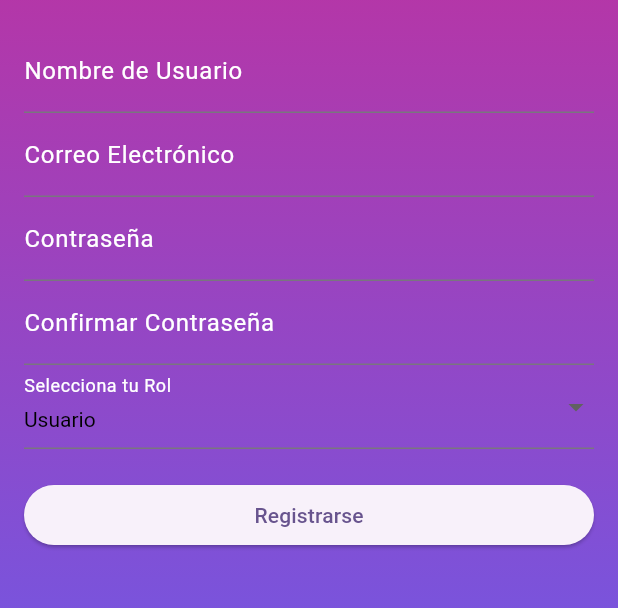
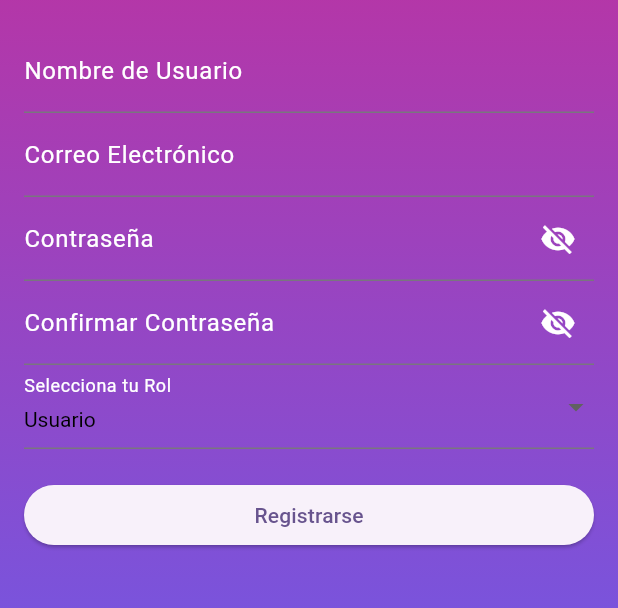
Before and after one commit to GuilleTF/Dogland, a Flutter app: the screen it shows after launch, after a tap on "Registrarse", on a phone screen of 412 x 824 dp, the part 334-942 px from its top. Run offline on Flutter 3.47's test engine with Material 3 defaults, Android fonts, the phone set to English and light mode, and no system bars; drawn by our look-alikes of flutter_form_builder; our stand-ins replace cloud_firestore, firebase_auth, firebase_core, firebase_messaging, firebase_storage, flutter_chat_bubble and 7 more; accounts and stored records are empty.

Commit message:
boton para poder ver la contraseña añadido en login y register

```diff
--- a/lib/screens/login/login_screen.dart
+++ b/lib/screens/login/login_screen.dart
@@ -8,8 +8,14 @@ import '../home_screen.dart';
 import '../../utils/colors_utils.dart';
 import 'legal_info_screen.dart';
 
-class LoginScreen extends StatelessWidget {
+class LoginScreen extends StatefulWidget {
+  @override
+  _LoginScreenState createState() => _LoginScreenState();
+}
+
+class _LoginScreenState extends State<LoginScreen> {
   final _formKey = GlobalKey<FormBuilderState>();
+  bool _isPasswordVisible = false;
 
   Future<void> _loginUser(BuildContext context) async {
     if (_formKey.currentState?.saveAndValidate() ?? false) {
@@ -34,14 +40,14 @@ class LoginScreen extends StatelessWidget {
   @override
   Widget build(BuildContext context) {
     return Scaffold(
-      resizeToAvoidBottomInset: true, // Evita el solapamiento del teclado
+      resizeToAvoidBottomInset: true,
       body: Container(
         decoration: BoxDecoration(
           gradient: LinearGradient(
             colors: [
               hexStringToColor("CB2B93"),
               hexStringToColor("9546C4"),
-              hexStringToColor("5E61F4")
+              hexStringToColor("5E61F4"),
             ],
             begin: Alignment.topCenter,
             end: Alignment.bottomCenter,
@@ -53,7 +59,7 @@ class LoginScreen extends StatelessWidget {
             child: FormBuilder(
               key: _formKey,
               child: Column(
-                mainAxisSize: MainAxisSize.min, // Evita que el contenido se extienda al fondo
+                mainAxisSize: MainAxisSize.min,
                 children: [
                   Image.asset(
                     'assets/images/dogland_logo.png',
@@ -74,12 +80,23 @@ class LoginScreen extends StatelessWidget {
                   ),
                   FormBuilderTextField(
                     name: 'password',
+                    obscureText: !_isPasswordVisible,
                     decoration: InputDecoration(
                       labelText: 'Contraseña',
                       labelStyle: TextStyle(color: Colors.white),
+                      suffixIcon: IconButton(
+                        icon: Icon(
+                          _isPasswordVisible ? Icons.visibility : Icons.visibility_off,
+                          color: Colors.white,
+                        ),
+                        onPressed: () {
+                          setState(() {
+                            _isPasswordVisible = !_isPasswordVisible;
+                          });
+                        },
+                      ),
                     ),
                     style: TextStyle(color: Colors.white),
-                    obscureText: true,
                     validator: FormBuilderValidators.required(),
                   ),
                   SizedBox(height: 20),
--- a/lib/screens/login/register_screen.dart
+++ b/lib/screens/login/register_screen.dart
@@ -20,6 +20,8 @@ class _RegisterScreenState extends State<RegisterScreen> {
   final FocusNode _phoneFocusNode = FocusNode();
   LatLng? _locationCoordinates;
   String? _selectedRole = 'Usuario'; // Preseleccionado
+  bool _isPasswordVisible = false;
+  bool _isConfirmPasswordVisible = false;
 
   Future<void> _registerUser() async {
     // Guarda y valida el formulario completo
@@ -187,8 +189,19 @@ class _RegisterScreenState extends State<RegisterScreen> {
                   decoration: InputDecoration(
                     labelText: 'Contraseña',
                     labelStyle: TextStyle(color: Colors.white),
+                    suffixIcon: IconButton(
+                        icon: Icon(
+                          _isPasswordVisible ? Icons.visibility : Icons.visibility_off,
+                          color: Colors.white,
+                        ),
+                        onPressed: () {
+                          setState(() {
+                            _isPasswordVisible = !_isPasswordVisible;
+                          });
+                        },
+                      ),
                   ),
-                  obscureText: true,
+                  obscureText: !_isPasswordVisible,
                   validator: FormBuilderValidators.required(),
                 ),
                 FormBuilderTextField(
@@ -197,8 +210,19 @@ class _RegisterScreenState extends State<RegisterScreen> {
                   decoration: InputDecoration(
                     labelText: 'Confirmar Contraseña',
                     labelStyle: TextStyle(color: Colors.white),
+                    suffixIcon: IconButton(
+                        icon: Icon(
+                          _isConfirmPasswordVisible ? Icons.visibility : Icons.visibility_off,
+                          color: Colors.white,
+                        ),
+                        onPressed: () {
+                          setState(() {
+                            _isConfirmPasswordVisible = !_isConfirmPasswordVisible;
+                          });
+                        },
+                      ),
                   ),
-                  obscureText: true,
+                  obscureText: !_isConfirmPasswordVisible,
                   validator: FormBuilderValidators.compose([
                     FormBuilderValidators.required(),
                     (val) {
```
